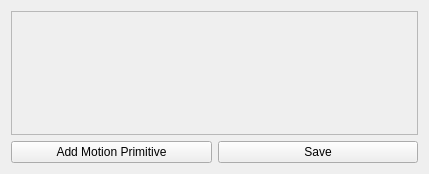
theilem/uavGS, file src/ManeuverPlanner/VisualScripter/WidgetVisualScripter.ui: the form before one commit.
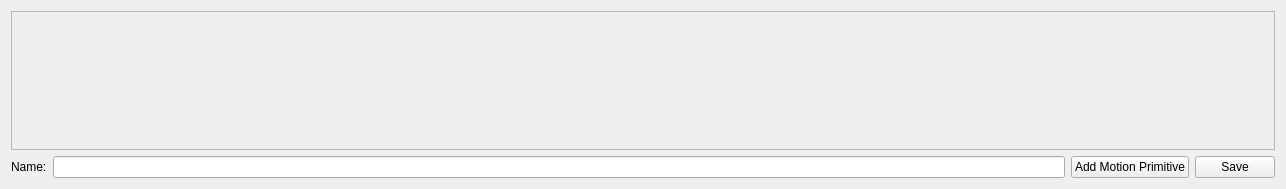
The form after the commit.

```diff
--- a/src/ManeuverPlanner/VisualScripter/WidgetVisualScripter.ui
+++ b/src/ManeuverPlanner/VisualScripter/WidgetVisualScripter.ui
@@ -6,8 +6,8 @@
    <rect>
     <x>0</x>
     <y>0</y>
-    <width>429</width>
-    <height>174</height>
+    <width>1286</width>
+    <height>189</height>
    </rect>
   </property>
   <property name="windowTitle">
@@ -26,8 +26,8 @@
          <rect>
           <x>0</x>
           <y>0</y>
-          <width>401</width>
-          <height>92</height>
+          <width>1258</width>
+          <height>107</height>
          </rect>
         </property>
         <layout class="QHBoxLayout" name="horizontalLayout_2">
@@ -40,6 +40,22 @@
      </item>
      <item>
       <layout class="QHBoxLayout" name="horizontalLayout_3">
+       <item>
+        <widget class="QLabel" name="nameLabel">
+         <property name="sizePolicy">
+          <sizepolicy hsizetype="Fixed" vsizetype="Fixed">
+           <horstretch>0</horstretch>
+           <verstretch>0</verstretch>
+          </sizepolicy>
+         </property>
+         <property name="text">
+          <string>Name:</string>
+         </property>
+        </widget>
+       </item>
+       <item>
+        <widget class="QLineEdit" name="name"/>
+       </item>
        <item>
         <widget class="QPushButton" name="add">
          <property name="text">
```
